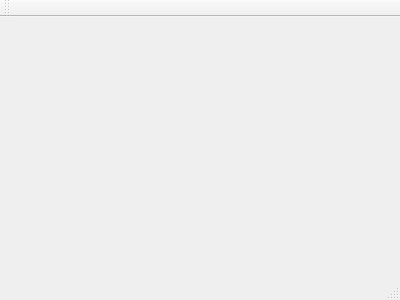
Before: the Qt Designer form src-qt4/pc-updatecenter/mainwindow.ui in trueos/pcbsd, drawn with Qt 5.
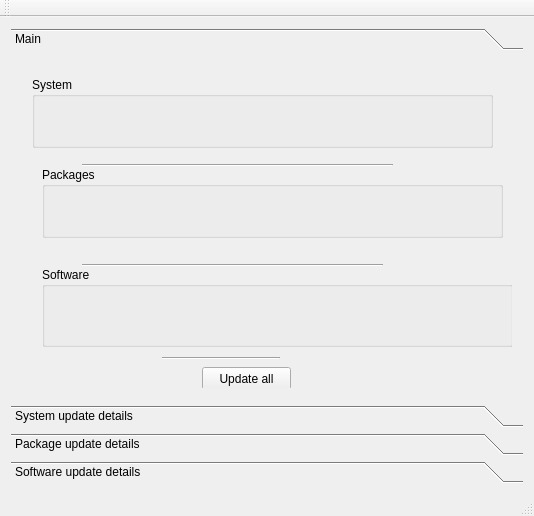
After: the same form once the commit is applied. Icons and pictures are not drawn.

Commit message: First UI prototype for update center

```diff
--- a/src-qt4/pc-updatecenter/mainwindow.ui
+++ b/src-qt4/pc-updatecenter/mainwindow.ui
@@ -1,24 +1,278 @@
 <ui version="4.0">
  <class>MainWindow</class>
- <widget class="QMainWindow" name="MainWindow" >
-  <property name="geometry" >
+ <widget class="QMainWindow" name="MainWindow">
+  <property name="geometry">
    <rect>
     <x>0</x>
     <y>0</y>
-    <width>400</width>
-    <height>300</height>
+    <width>534</width>
+    <height>516</height>
    </rect>
   </property>
   <property name="windowTitle" >
    <string>MainWindow</string>
   </property>
-  <widget class="QMenuBar" name="menuBar" />
-  <widget class="QToolBar" name="mainToolBar" />
-  <widget class="QWidget" name="centralWidget" />
-  <widget class="QStatusBar" name="statusBar" />
+  <widget class="QWidget" name="centralWidget">
+   <layout class="QVBoxLayout" name="verticalLayout">
+    <item>
+     <widget class="QToolBox" name="toolBox">
+      <property name="currentIndex">
+       <number>0</number>
+      </property>
+      <widget class="QWidget" name="page">
+       <property name="geometry">
+        <rect>
+         <x>0</x>
+         <y>0</y>
+         <width>522</width>
+         <height>336</height>
+        </rect>
+       </property>
+       <attribute name="label">
+        <string>Main</string>
+       </attribute>
+       <layout class="QVBoxLayout" name="verticalLayout_2">
+        <item>
+         <widget class="QStackedWidget" name="stackedWidget">
+          <property name="currentIndex">
+           <number>1</number>
+          </property>
+          <widget class="QWidget" name="page_5">
+           <layout class="QVBoxLayout" name="verticalLayout_3">
+            <item>
+             <spacer name="verticalSpacer">
+              <property name="orientation">
+               <enum>Qt::Vertical</enum>
+              </property>
+              <property name="sizeHint" stdset="0">
+               <size>
+                <width>20</width>
+                <height>57</height>
+               </size>
+              </property>
+             </spacer>
+            </item>
+            <item>
+             <layout class="QHBoxLayout" name="horizontalLayout">
+              <item>
+               <widget class="QLabel" name="label">
+                <property name="text">
+                 <string/>
+                </property>
+                <property name="pixmap">
+                 <pixmap resource="res.qrc">:/images/sysupdater.png</pixmap>
+                </property>
+               </widget>
+              </item>
+              <item>
+               <spacer name="horizontalSpacer_2">
+                <property name="orientation">
+                 <enum>Qt::Horizontal</enum>
+                </property>
+                <property name="sizeHint" stdset="0">
+                 <size>
+                  <width>40</width>
+                  <height>20</height>
+                 </size>
+                </property>
+               </spacer>
+              </item>
+              <item>
+               <widget class="QLabel" name="label_2">
+                <property name="text">
+                 <string>Your system is fully updated</string>
+                </property>
+               </widget>
+              </item>
+              <item>
+               <spacer name="horizontalSpacer">
+                <property name="orientation">
+                 <enum>Qt::Horizontal</enum>
+                </property>
+                <property name="sizeHint" stdset="0">
+                 <size>
+                  <width>40</width>
+                  <height>20</height>
+                 </size>
+                </property>
+               </spacer>
+              </item>
+             </layout>
+            </item>
+            <item>
+             <spacer name="verticalSpacer_2">
+              <property name="orientation">
+               <enum>Qt::Vertical</enum>
+              </property>
+              <property name="sizeHint" stdset="0">
+               <size>
+                <width>20</width>
+                <height>57</height>
+               </size>
+              </property>
+             </spacer>
+            </item>
+           </layout>
+          </widget>
+          <widget class="QWidget" name="page_6">
+           <widget class="QGroupBox" name="groupBox">
+            <property name="geometry">
+             <rect>
+              <x>10</x>
+              <y>10</y>
+              <width>461</width>
+              <height>71</height>
+             </rect>
+            </property>
+            <property name="title">
+             <string>System</string>
+            </property>
+           </widget>
+           <widget class="QGroupBox" name="groupBox_2">
+            <property name="geometry">
+             <rect>
+              <x>20</x>
+              <y>100</y>
+              <width>461</width>
+              <height>71</height>
+             </rect>
+            </property>
+            <property name="title">
+             <string>Packages</string>
+            </property>
+           </widget>
+           <widget class="QGroupBox" name="groupBox_3">
+            <property name="geometry">
+             <rect>
+              <x>20</x>
+              <y>200</y>
+              <width>471</width>
+              <height>80</height>
+             </rect>
+            </property>
+            <property name="title">
+             <string>Software</string>
+            </property>
+           </widget>
+           <widget class="Line" name="line">
+            <property name="geometry">
+             <rect>
+              <x>60</x>
+              <y>90</y>
+              <width>311</width>
+              <height>16</height>
+             </rect>
+            </property>
+            <property name="orientation">
+             <enum>Qt::Horizontal</enum>
+            </property>
+           </widget>
+           <widget class="Line" name="line_2">
+            <property name="geometry">
+             <rect>
+              <x>60</x>
+              <y>190</y>
+              <width>301</width>
+              <height>16</height>
+             </rect>
+            </property>
+            <property name="orientation">
+             <enum>Qt::Horizontal</enum>
+            </property>
+           </widget>
+           <widget class="Line" name="line_3">
+            <property name="geometry">
+             <rect>
+              <x>140</x>
+              <y>290</y>
+              <width>118</width>
+              <height>3</height>
+             </rect>
+            </property>
+            <property name="orientation">
+             <enum>Qt::Horizontal</enum>
+            </property>
+           </widget>
+           <widget class="QPushButton" name="pushButton">
+            <property name="geometry">
+             <rect>
+              <x>180</x>
+              <y>300</y>
+              <width>89</width>
+              <height>23</height>
+             </rect>
+            </property>
+            <property name="text">
+             <string>Update all</string>
+            </property>
+           </widget>
+          </widget>
+         </widget>
+        </item>
+       </layout>
+      </widget>
+      <widget class="QWidget" name="page_2">
+       <property name="geometry">
+        <rect>
+         <x>0</x>
+         <y>0</y>
+         <width>522</width>
+         <height>336</height>
+        </rect>
+       </property>
+       <attribute name="icon">
+        <iconset resource="res.qrc">
+         <normaloff>:/images/sysupdates.png</normaloff>:/images/sysupdates.png</iconset>
+       </attribute>
+       <attribute name="label">
+        <string>System update details</string>
+       </attribute>
+      </widget>
+      <widget class="QWidget" name="page_3">
+       <attribute name="icon">
+        <iconset resource="res.qrc">
+         <normaloff>:/images/pkgupdates.png</normaloff>:/images/pkgupdates.png</iconset>
+       </attribute>
+       <attribute name="label">
+        <string>Package update details</string>
+       </attribute>
+      </widget>
+      <widget class="QWidget" name="page_4">
+       <attribute name="icon">
+        <iconset resource="res.qrc">
+         <normaloff>:/images/pbiupdates.png</normaloff>:/images/pbiupdates.png</iconset>
+       </attribute>
+       <attribute name="label">
+        <string>Software update details</string>
+       </attribute>
+      </widget>
+     </widget>
+    </item>
+   </layout>
+  </widget>
+  <widget class="QMenuBar" name="menuBar">
+   <property name="geometry">
+    <rect>
+     <x>0</x>
+     <y>0</y>
+     <width>534</width>
+     <height>21</height>
+    </rect>
+   </property>
+  </widget>
+  <widget class="QToolBar" name="mainToolBar">
+   <attribute name="toolBarArea">
+    <enum>TopToolBarArea</enum>
+   </attribute>
+   <attribute name="toolBarBreak">
+    <bool>false</bool>
+   </attribute>
+  </widget>
+  <widget class="QStatusBar" name="statusBar"/>
  </widget>
- <layoutDefault spacing="6" margin="11" />
- <pixmapfunction></pixmapfunction>
- <resources/>
+ <layoutdefault spacing="6" margin="11"/>
+ <resources>
+  <include location="res.qrc"/>
+ </resources>
  <connections/>
 </ui>
```
Left out of the diff: 3 changed lines with no effect on the pictures. The commit also changes 6 other files.
